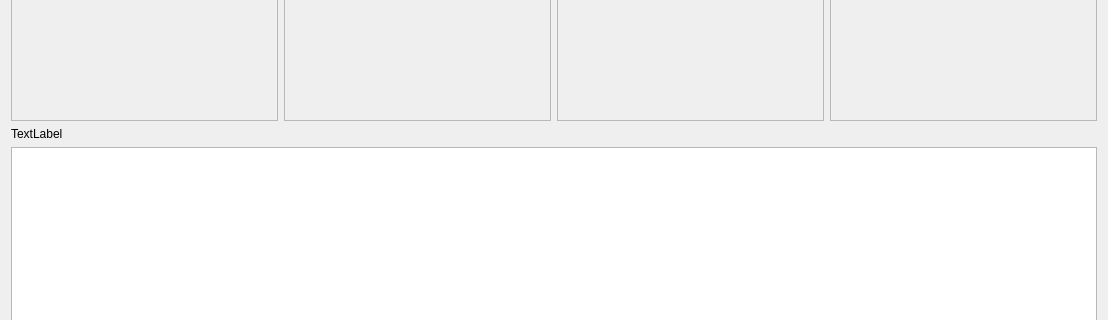
Qt form widget.ui (krang4d/Agrekola) before a commit; both pictures show x 0 to 1108 and y 110 to 430 of the 1108 by 665 pixel window.
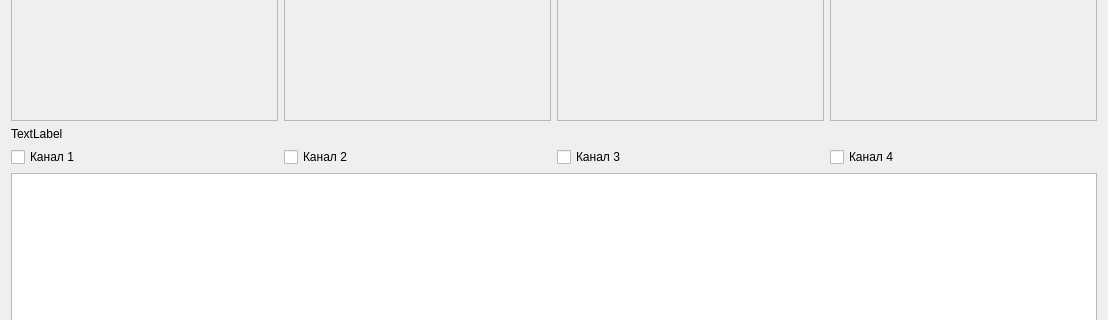
The same form after that commit. Custom widgets are drawn as their Qt base class.

Commit message: add a port control by means of checkbox

Diff of the .ui file:
```diff
--- a/widget.ui
+++ b/widget.ui
@@ -205,6 +205,38 @@
      </property>
     </widget>
    </item>
+   <item>
+    <layout class="QHBoxLayout" name="horizontalLayout">
+     <item>
+      <widget class="QCheckBox" name="checkBox_1">
+       <property name="text">
+        <string>Канал 1</string>
+       </property>
+      </widget>
+     </item>
+     <item>
+      <widget class="QCheckBox" name="checkBox_2">
+       <property name="text">
+        <string>Канал 2</string>
+       </property>
+      </widget>
+     </item>
+     <item>
+      <widget class="QCheckBox" name="checkBox_3">
+       <property name="text">
+        <string>Канал 3</string>
+       </property>
+      </widget>
+     </item>
+     <item>
+      <widget class="QCheckBox" name="checkBox_4">
+       <property name="text">
+        <string>Канал 4</string>
+       </property>
+      </widget>
+     </item>
+    </layout>
+   </item>
    <item>
     <widget class="QTextEdit" name="textEdit">
      <property name="font">
```
The commit also changes 5 other files.
